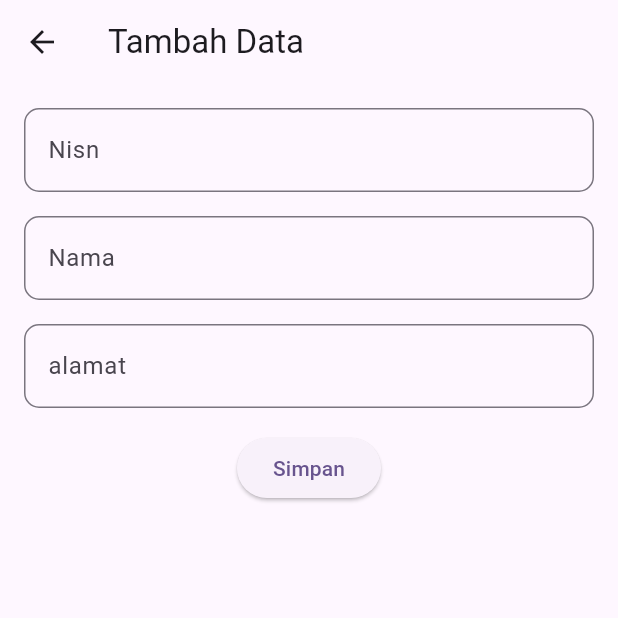
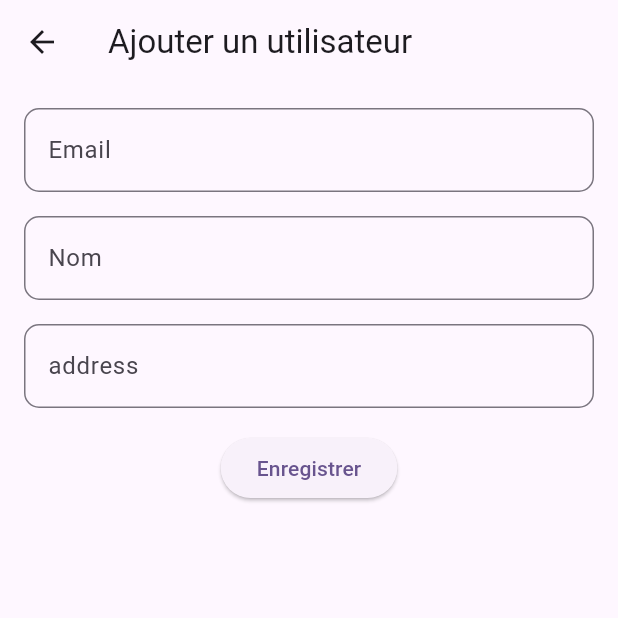
Before and after one commit to inephnicky53/makuta-crud, a Flutter app: the HomePage screen opened directly, after a tap on the "add" icon, on a phone screen of 412 x 824 dp, the top half of it. Run offline on Flutter 3.47's test engine with Material 3 defaults, Android fonts, the phone set to English and light mode, and no system bars; network calls fail.

Commit message:
feat: traslate text to french

```diff
--- a/lib/tambahdata.dart
+++ b/lib/adddata.dart
@@ -5,24 +5,24 @@ import 'package:http/http.dart' as http;
 
 import 'homepage.dart';
 
-class TambahData extends StatefulWidget {
-  const TambahData({Key? key});
+class AddData extends StatefulWidget {
+  const AddData({Key? key});
 
   @override
-  State<TambahData> createState() => _TambahDataState();
+  State<AddData> createState() => _AddDataState();
 }
 
-class _TambahDataState extends State<TambahData> {
+class _AddDataState extends State<AddData> {
   final formkey = GlobalKey<FormState>();
   TextEditingController email = TextEditingController();
   TextEditingController name = TextEditingController();
   TextEditingController address = TextEditingController();
  Future _simpan() async {
     final respone = await http.post(
-        Uri.parse("http://localhost:8000/"),
+        Uri.parse("http://localhost:8000/api/users"),
         body: {
           "email" :email.text,
-          "name" :name.text,
+          "name" : name.text,
           "adress": address.text,
         }
         );
@@ -34,7 +34,7 @@ class _TambahDataState extends State<TambahData> {
   Widget build(BuildContext context) {
     return Scaffold(
       appBar: AppBar(
-        title: const Text("Tambah Data"),
+        title: const Text("Ajouter un utilisateur"),
       ),
       body: Form(
           key: formkey,
@@ -42,43 +42,43 @@ class _TambahDataState extends State<TambahData> {
             padding: const EdgeInsets.all(16.0),
             child: Column(children: [
               TextFormField(
-                controller: nisn,
+                controller: email,
                 decoration: const InputDecoration(
-                    labelText: "Nisn",
+                    labelText: "Email",
                     border: OutlineInputBorder(
                       borderRadius: BorderRadius.all(Radius.circular(10.0),),
                     )),
                     validator: (value) {
                       if (value == null || value.isEmpty) {
-                        return "Nisn tidak boleh kosong";
+                        return "Email ne peut pas être vide";
                       }
                     },
               ),
               const SizedBox(height: 16.0),
               TextFormField(
-                controller: nama,
+                controller: name,
                 decoration: const InputDecoration(
-                    labelText: "Nama",
+                    labelText: "Nom",
                     border: OutlineInputBorder(
                       borderRadius: BorderRadius.all(Radius.circular(10.0)),
                     )),
                     validator: (value){
                       if (value == null || value.isEmpty) {
-                        return "Nama tidak boleh kosong";
+                        return "Le nom ne peut pas être vide";
                       }
                     },
               ),
               const SizedBox(height: 16.0),
               TextFormField(
-                controller: alamat,
+                controller: address,
                 decoration: const InputDecoration(
-                    labelText: "alamat",
+                    labelText: "address",
                     border: OutlineInputBorder(
                       borderRadius: BorderRadius.all(Radius.circular(10.0)),
                     )),
                     validator: (value) {
                       if (value == null || value.isEmpty) {
-                        return "Alamat tidak boleh kosong";
+                        return "L'adresse ne peut pas être vide";
                       }
                     },
               ),
@@ -89,15 +89,15 @@ class _TambahDataState extends State<TambahData> {
                     _simpan().then((value) {
                       if (value) {
                         ScaffoldMessenger.of(context).showSnackBar(
-                            const SnackBar(content: Text("Data Berhasil Di Simpan")));
+                            const SnackBar(content: Text("Les données ont été enregistrées avec succès.")));
                       } else {
                         ScaffoldMessenger.of(context).showSnackBar(
-                            const SnackBar(content: Text("Gagal Simpan")));
+                            const SnackBar(content: Text("Échec de l'enregistrement.")));
                       }
                     });
-                    Navigator.pushAndRemoveUntil(context, MaterialPageRoute(builder: ((context)=>HomePage())), (route) => false);
+                    Navigator.pushAndRemoveUntil(context, MaterialPageRoute(builder: ((context)=> HomePage())), (route) => false);
                 }
-                },child: const Text("Simpan"),
+                },child: const Text("Enregistrer"),
               )
             ]),
           )),
--- a/lib/editdata.dart
+++ b/lib/editdata.dart
@@ -19,10 +19,9 @@ class _EditDataPageState extends State<EditDataPage> {
   TextEditingController address = TextEditingController();
 
  Future _update() async {
-    final respone = await http.post(
-        Uri.parse("http://192.168.0.104/flutterapi/crudflutter/update.php"),
+    final respone = await http.patch(
+        Uri.parse("http://locahost:8000/api/users/${id.text}"),
         body: {
-          "id" :id.text,
           "email" :email.text,
           "name" :name.text,
           "address": address.text,
--- a/lib/homepage.dart
+++ b/lib/homepage.dart
@@ -2,7 +2,7 @@ import 'dart:convert';
 
 import 'package:flutter/material.dart';
 import 'package:http/http.dart' as http;
-import 'package:makuta/tambahdata.dart';
+import 'package:makuta/adddata.dart';
 
 import 'editdata.dart';
 
@@ -36,7 +36,7 @@ class _HomePageState extends State<HomePage> {
     try {
       final response = await http.post(
           Uri.parse("http://192.168.0.104/flutterapi/crudflutter/delete.php"),
-          body: {"nisn": id},
+          body: {"email": id},
           headers: {"Access-Control-Allow-Origin": "*"});
       if (response.statusCode == 200) {
         return true;
@@ -58,7 +58,7 @@ class _HomePageState extends State<HomePage> {
   Widget build(BuildContext context) {
     return Scaffold(
         appBar: AppBar(
-          title: const Text("Home"),
+          title: const Text("Acceuil"),
         ),
         body: ListView.builder(
             itemCount: _listdata.length,
@@ -72,17 +72,17 @@ class _HomePageState extends State<HomePage> {
                         builder: ((context) => EditDataPage(
                               ListData: {
                                 "id": _listdata[index]['id'],
-                                "nisn": _listdata[index]['nisn'],
-                                "nama": _listdata[index]['nama'],
-                                "alamat": _listdata[index]['alamat'],
+                                "email": _listdata[index]['email'],
+                                "name": _listdata[index]['name'],
+                                "address": _listdata[index]['address'],
                               },
                             )),
                       ),
                     );
                   },
                   child: ListTile(
-                    title: Text(_listdata[index]['nama']),
-                    subtitle: Text(_listdata[index]['alamat']),
+                    title: Text(_listdata[index]['name']),
+                    subtitle: Text(_listdata[index]['address']),
                     trailing: IconButton(
                       onPressed: () {
                         showDialog(
@@ -90,32 +90,35 @@ class _HomePageState extends State<HomePage> {
                             builder: ((context) {
                               return AlertDialog(
                                   content: Text(
-                                      "Yakin ingin menghapus data ${_listdata[index]['nama']}?"),
+                                      "Êtes-vous sûr de vouloir supprimer les données de ${_listdata[index]['name']} ?"),
                                   actions: [
                                     ElevatedButton(
                                         onPressed: () {
-                                          _deletedata(_listdata[index]['nisn'])
+                                          _deletedata(_listdata[index]['email'])
                                               .then((value) {
                                             if (value) {
                                               ScaffoldMessenger.of(context)
                                                   .showSnackBar(const SnackBar(
-                                                      content: Text(
-                                                          "Data Berhasil Di hapus")));
+                                                      content: Text("Les données ont été supprimées avec succès.")));
                                             } else {
                                               ScaffoldMessenger.of(context)
                                                   .showSnackBar(const SnackBar(
-                                                      content: Text(
-                                                          "Gagal hapus data")));
+                                                      content: Text("Échec de la suppression des données.")));
                                             }
                                           });
-                                          Navigator.pushAndRemoveUntil(context, MaterialPageRoute(builder: ((context)=>HomePage())), (route) => false);
+                                          Navigator.pushAndRemoveUntil(
+                                              context,
+                                              MaterialPageRoute(
+                                                  builder: ((context) =>
+                                                      HomePage())),
+                                              (route) => false);
                                         },
-                                        child: Text("Ya")),
+                                        child: Text("Oui")),
                                     ElevatedButton(
                                         onPressed: () {
                                           Navigator.of(context).pop();
                                         },
-                                        child: Text("Tidak")),
+                                        child: Text("Non")),
                                   ]);
                             }));
                       },
@@ -128,7 +131,7 @@ class _HomePageState extends State<HomePage> {
         floatingActionButton: FloatingActionButton(
           onPressed: () {
             Navigator.push(context,
-                MaterialPageRoute(builder: (context) => const TambahData()));
+                MaterialPageRoute(builder: (context) => const AddData()));
           },
           child: const Icon(Icons.add),
         ));
```
Also changed, not shown: lib/registrationpage.dart (+4 -4 lines).
